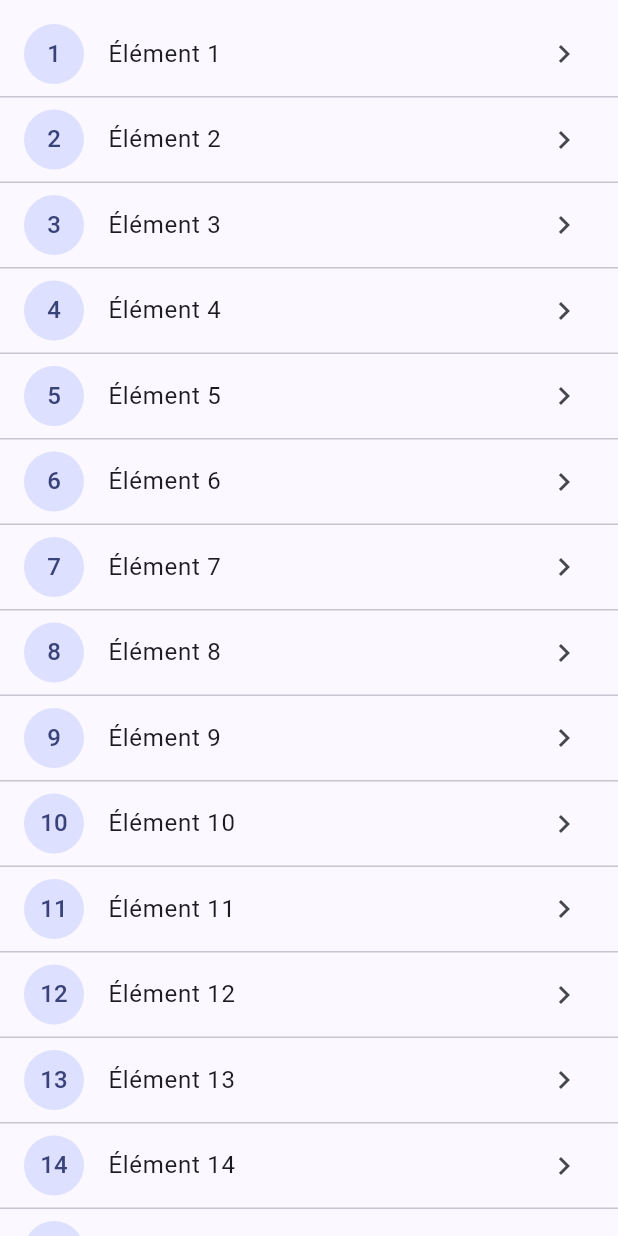
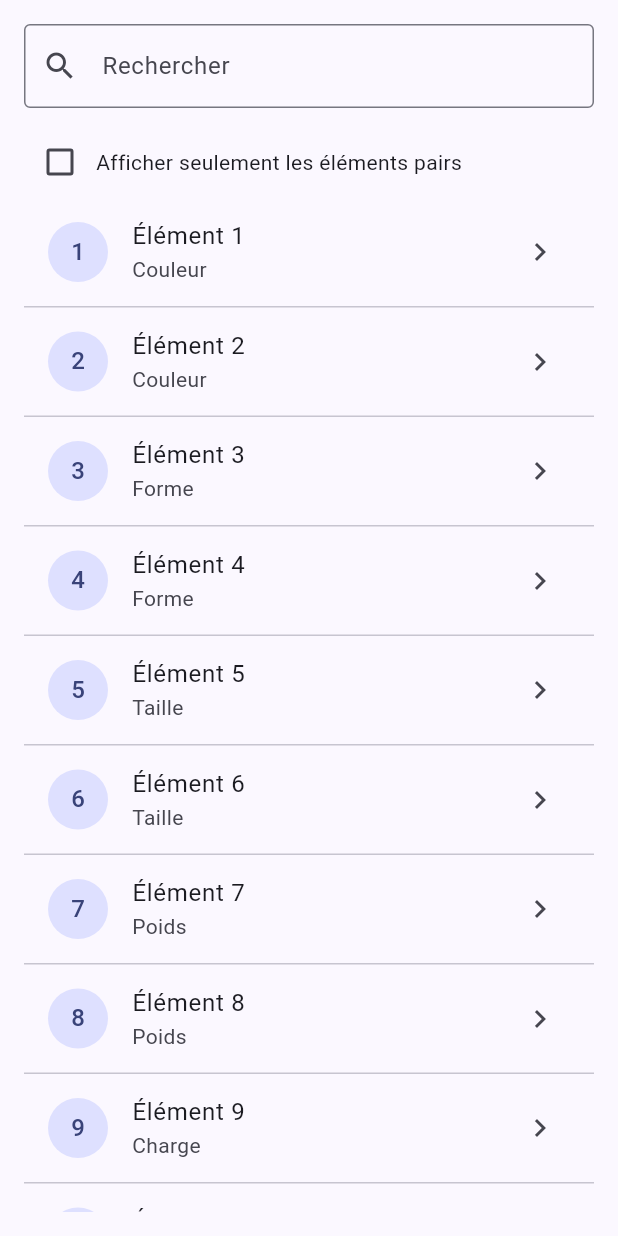
Before and after one commit to morelhouessou/flutter_multi_screen, a Flutter app: the ExploreTab widget shown alone on an empty page, opened directly, on a phone screen of 412 x 824 dp. Run offline on Flutter 3.47's test engine with Material 3 defaults, Android fonts, the phone set to English and light mode, and no system bars.

Commit message:
correction new

```diff
--- /dev/null
+++ b/lib/data/item_repository.dart
@@ -0,0 +1,32 @@
+import '../models/item.dart';
+
+class ItemRepository {
+  static const List<Item> items = [
+    Item(id: 1, title: 'Élément 1', category: 'Couleur'),
+    Item(id: 2, title: 'Élément 2', category: 'Couleur'),
+    Item(id: 3, title: 'Élément 3', category: 'Forme'),
+    Item(id: 4, title: 'Élément 4', category: 'Forme'),
+    Item(id: 5, title: 'Élément 5', category: 'Taille'),
+    Item(id: 6, title: 'Élément 6', category: 'Taille'),
+    Item(id: 7, title: 'Élément 7', category: 'Poids'),
+    Item(id: 8, title: 'Élément 8', category: 'Poids'),
+    Item(id: 9, title: 'Élément 9', category: 'Charge'),
+    Item(id: 10, title: 'Élément 10', category: 'Charge'),
+    Item(id: 11, title: 'Élément 11', category: 'Type'),
+    Item(id: 12, title: 'Élément 12', category: 'Type'),
+    Item(id: 13, title: 'Élément 13', category: 'Niveau'),
+    Item(id: 14, title: 'Élément 14', category: 'Niveau'),
+    Item(id: 15, title: 'Élément 15', category: 'Statut'),
+  ];
+
+  static List<Item> filterItems(String query, {bool evenOnly = false}) {
+    final normalizedQuery = query.trim().toLowerCase();
+    return items.where((item) {
+      final matchesQuery = normalizedQuery.isEmpty ||
+          item.title.toLowerCase().contains(normalizedQuery) ||
+          item.category.toLowerCase().contains(normalizedQuery);
+      final matchesEven = !evenOnly || item.id.isEven;
+      return matchesQuery && matchesEven;
+    }).toList();
+  }
+}
--- a/lib/main.dart
+++ b/lib/main.dart
@@ -3,6 +3,7 @@ import 'models/details_screen_args.dart';
 import 'screens/details_screen.dart';
 import 'screens/home_shell.dart';
 import 'screens/login_screen.dart';
+import 'screens/profile_form_screen.dart';
 import 'screens/settings_screen.dart';
 
 void main() {
@@ -48,6 +49,7 @@ class _MyAppState extends State<MyApp> {
               isDarkMode: _themeMode == ThemeMode.dark,
               onThemeChanged: _toggleTheme,
             ),
+        '/profile-form': (context) => const ProfileFormScreen(),
       },
       onGenerateRoute: (settings) {
         if (settings.name == '/details') {
--- /dev/null
+++ b/lib/models/item.dart
@@ -0,0 +1,11 @@
+class Item {
+  final int id;
+  final String title;
+  final String category;
+
+  const Item({
+    required this.id,
+    required this.title,
+    required this.category,
+  });
+}
--- a/lib/screens/explore_tab.dart
+++ b/lib/screens/explore_tab.dart
@@ -1,30 +1,103 @@
 import 'package:flutter/material.dart';
+import '../data/item_repository.dart';
+import '../models/item.dart';
+import '../models/details_screen_args.dart';
 
-class ExploreTab extends StatelessWidget {
+class ExploreTab extends StatefulWidget {
   const ExploreTab({super.key});
 
   @override
+  State<ExploreTab> createState() => _ExploreTabState();
+}
+
+class _ExploreTabState extends State<ExploreTab> {
+  final _searchCtrl = TextEditingController();
+  bool _evenOnly = false;
+  late List<Item> _filteredItems;
+
+  @override
+  void initState() {
+    super.initState();
+    _filteredItems = ItemRepository.items;
+    _searchCtrl.addListener(_updateFilteredItems);
+  }
+
+  @override
+  void dispose() {
+    _searchCtrl.removeListener(_updateFilteredItems);
+    _searchCtrl.dispose();
+    super.dispose();
+  }
+
+  void _updateFilteredItems() {
+    setState(() {
+      _filteredItems = ItemRepository.filterItems(
+        _searchCtrl.text,
+        evenOnly: _evenOnly,
+      );
+    });
+  }
+
+  void _toggleEvenOnly(bool? value) {
+    setState(() {
+      _evenOnly = value ?? false;
+      _filteredItems = ItemRepository.filterItems(
+        _searchCtrl.text,
+        evenOnly: _evenOnly,
+      );
+    });
+  }
+
+  @override
   Widget build(BuildContext context) {
-    final items = List.generate(15, (i) => 'Élément ${i + 1}');
-
-    return ListView.separated(
-      padding: const EdgeInsets.symmetric(vertical: 8),
-      itemCount: items.length,
+    return Padding(
+      padding: const EdgeInsets.all(16),
+      child: Column(
+        children: [
+          TextField(
+            controller: _searchCtrl,
+            decoration: const InputDecoration(
+              labelText: 'Rechercher',
+              prefixIcon: Icon(Icons.search),
+              border: OutlineInputBorder(),
+            ),
+          ),
+          const SizedBox(height: 12),
+          Row(
+            children: [
+              Checkbox(value: _evenOnly, onChanged: _toggleEvenOnly),
+              const Expanded(child: Text('Afficher seulement les éléments pairs')),
+            ],
+          ),
+          Expanded(
+            child: _filteredItems.isEmpty
+                ? const Center(child: Text('Aucun résultat trouvé'))
+                : ListView.separated(
+                    itemCount: _filteredItems.length,
                     separatorBuilder: (_, __) => const Divider(height: 1),
                     itemBuilder: (context, index) {
+                      final item = _filteredItems[index];
                       return ListTile(
-          leading: CircleAvatar(child: Text('${index + 1}')),
-          title: Text(items[index]),
+                        leading: CircleAvatar(child: Text('${item.id}')),
+                        title: Text(item.title),
+                        subtitle: Text(item.category),
                         trailing: const Icon(Icons.chevron_right),
                         onTap: () {
                           Navigator.pushNamed(
                             context,
                             '/details',
-              arguments: {'id': index + 1, 'title': items[index]},
+                            arguments: DetailsScreenArgs(
+                              itemId: item.id,
+                              title: item.title,
+                            ),
                           );
                         },
                       );
                     },
+                  ),
+          ),
+        ],
+      ),
     );
   }
 }
--- a/lib/screens/profile_tab.dart
+++ b/lib/screens/profile_tab.dart
@@ -14,6 +14,12 @@ class ProfileTab extends StatelessWidget {
           Text('Utilisateur Démo', style: Theme.of(context).textTheme.titleLarge),
           const Text('demo@exemple.com'),
           const SizedBox(height: 24),
+          FilledButton.icon(
+            onPressed: () => Navigator.pushNamed(context, '/profile-form'),
+            icon: const Icon(Icons.edit_outlined),
+            label: const Text('Modifier le profil'),
+          ),
+          const SizedBox(height: 16),
           OutlinedButton.icon(
             onPressed: () => Navigator.pushNamed(context, '/settings'),
             icon: const Icon(Icons.settings_outlined),
```
Also changed, not shown: lib/screens/profile_form_screen.dart (added, +116 -0 lines), 4 other files. Lines whose indentation alone changed are shown as unchanged.
